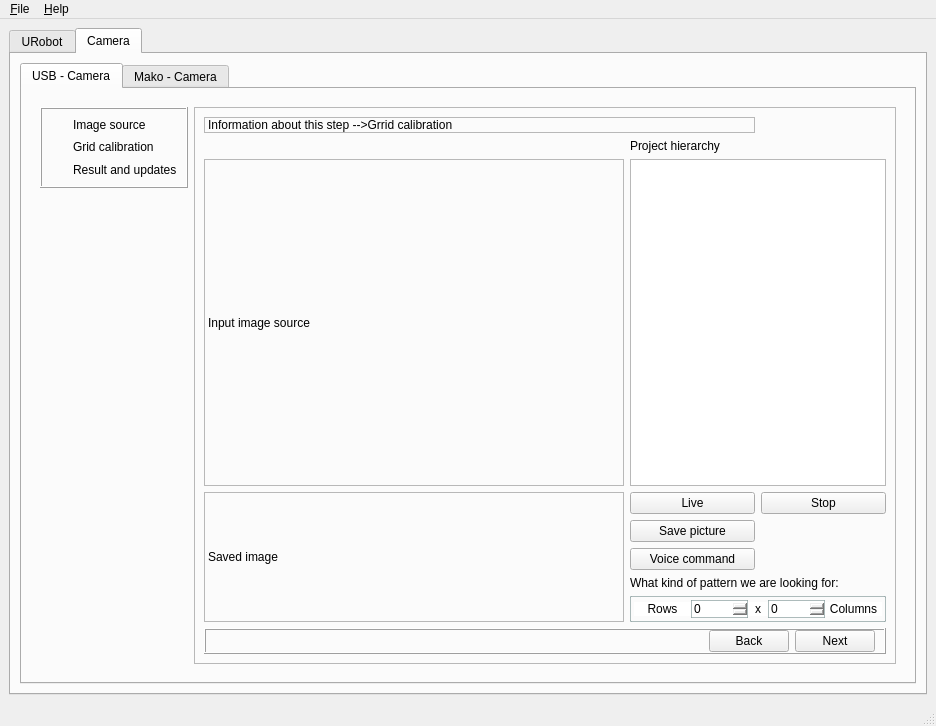
Qt form src/ui/mainWindow.ui (NavierMillennium/UR_Application) before a commit.
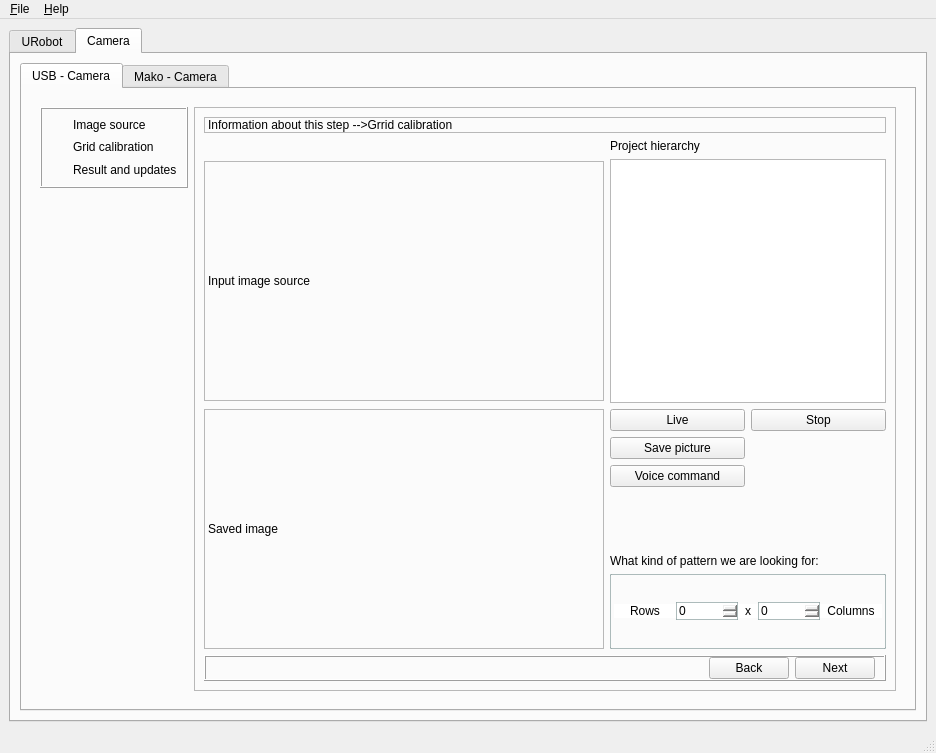
The same form after that commit. The open tabs and pages were chosen to show the change. Icons and pictures are not drawn.

The edit to the form file:
```diff
--- a/src/ui/mainWindow.ui
+++ b/src/ui/mainWindow.ui
@@ -7,7 +7,7 @@
     <x>0</x>
     <y>0</y>
     <width>936</width>
-    <height>726</height>
+    <height>748</height>
    </rect>
   </property>
   <property name="windowTitle">
@@ -2433,22 +2433,6 @@
                         </property>
                        </widget>
                       </item>
-                      <item row="0" column="0" colspan="2">
-                       <widget class="QLabel" name="lableInfoSteps_2">
-                        <property name="sizePolicy">
-                         <sizepolicy hsizetype="Preferred" vsizetype="Fixed">
-                          <horstretch>0</horstretch>
-                          <verstretch>0</verstretch>
-                         </sizepolicy>
-                        </property>
-                        <property name="frameShape">
-                         <enum>QFrame::StyledPanel</enum>
-                        </property>
-                        <property name="text">
-                         <string>Information about this step --&gt;Grrid calibration</string>
-                        </property>
-                       </widget>
-                      </item>
                       <item row="2" column="1" colspan="2">
                        <widget class="QLabel" name="label_29">
                         <property name="text">
@@ -2462,11 +2446,23 @@
                       <item row="4" column="0" rowspan="5">
                        <widget class="QLabel" name="inputImg_4">
                         <property name="sizePolicy">
-                         <sizepolicy hsizetype="Expanding" vsizetype="Preferred">
+                         <sizepolicy hsizetype="Fixed" vsizetype="Fixed">
                           <horstretch>0</horstretch>
                           <verstretch>0</verstretch>
                          </sizepolicy>
                         </property>
+                        <property name="minimumSize">
+                         <size>
+                          <width>400</width>
+                          <height>240</height>
+                         </size>
+                        </property>
+                        <property name="maximumSize">
+                         <size>
+                          <width>400</width>
+                          <height>300</height>
+                         </size>
+                        </property>
                         <property name="frameShape">
                          <enum>QFrame::StyledPanel</enum>
                         </property>
@@ -2597,6 +2593,9 @@
                         <property name="text">
                          <string>What kind of pattern we are looking for:</string>
                         </property>
+                        <property name="alignment">
+                         <set>Qt::AlignBottom|Qt::AlignLeading|Qt::AlignLeft</set>
+                        </property>
                        </widget>
                       </item>
                       <item row="4" column="2">
@@ -2641,11 +2640,23 @@
                       <item row="3" column="0">
                        <widget class="QLabel" name="inputImg_2">
                         <property name="sizePolicy">
-                         <sizepolicy hsizetype="Expanding" vsizetype="Preferred">
+                         <sizepolicy hsizetype="Fixed" vsizetype="Fixed">
                           <horstretch>0</horstretch>
                           <verstretch>0</verstretch>
                          </sizepolicy>
                         </property>
+                        <property name="minimumSize">
+                         <size>
+                          <width>400</width>
+                          <height>240</height>
+                         </size>
+                        </property>
+                        <property name="maximumSize">
+                         <size>
+                          <width>400</width>
+                          <height>240</height>
+                         </size>
+                        </property>
                         <property name="frameShape">
                          <enum>QFrame::StyledPanel</enum>
                         </property>
@@ -2723,6 +2734,22 @@
                         </layout>
                        </widget>
                       </item>
+                      <item row="0" column="0" colspan="3">
+                       <widget class="QLabel" name="lableInfoSteps_2">
+                        <property name="sizePolicy">
+                         <sizepolicy hsizetype="Preferred" vsizetype="Fixed">
+                          <horstretch>0</horstretch>
+                          <verstretch>0</verstretch>
+                         </sizepolicy>
+                        </property>
+                        <property name="frameShape">
+                         <enum>QFrame::StyledPanel</enum>
+                        </property>
+                        <property name="text">
+                         <string>Information about this step --&gt;Grrid calibration</string>
+                        </property>
+                       </widget>
+                      </item>
                      </layout>
                     </item>
                    </layout>
```
Left out of the diff: 2 changed lines with no effect on the pictures.
